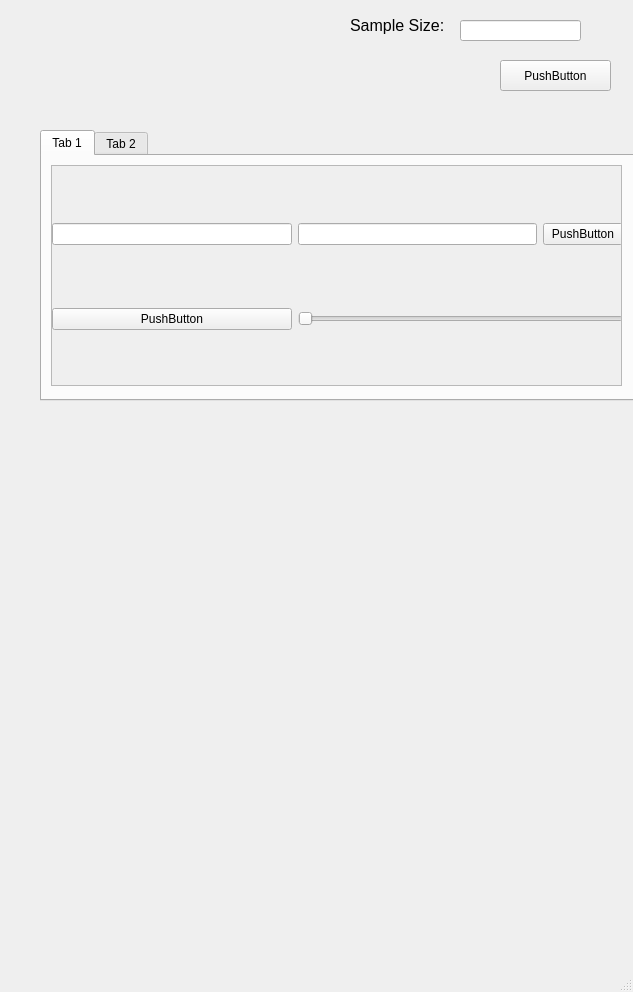
Above: _04_Solution_Spaces/_100_design_space_projection/gui_main_designer.ui from Surya-Vamshi/Product-Family-Design before the change. Below: the same form after it.
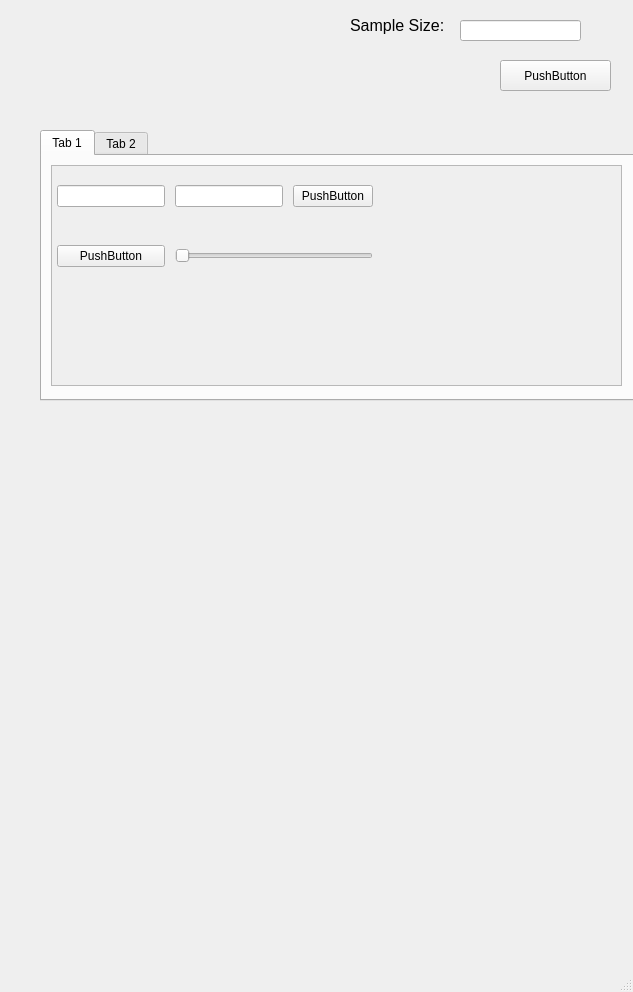
That is the form after the change. Icons and pictures are not drawn.

Commit message: Update: gui_main.py (Design Variables)

```diff
--- a/_04_Solution_Spaces/_100_design_space_projection/gui_main_designer.ui
+++ b/_04_Solution_Spaces/_100_design_space_projection/gui_main_designer.ui
@@ -84,11 +84,29 @@
          <rect>
           <x>0</x>
           <y>0</y>
-          <width>571</width>
+          <width>1160</width>
           <height>221</height>
          </rect>
         </property>
-        <layout class="QGridLayout" name="DV_Grid">
+        <layout class="QGridLayout" name="DV_Grid" rowminimumheight="50,50" columnminimumwidth="0,0,0">
+         <property name="sizeConstraint">
+          <enum>QLayout::SetFixedSize</enum>
+         </property>
+         <property name="leftMargin">
+          <number>5</number>
+         </property>
+         <property name="topMargin">
+          <number>5</number>
+         </property>
+         <property name="rightMargin">
+          <number>5</number>
+         </property>
+         <property name="bottomMargin">
+          <number>5</number>
+         </property>
+         <property name="spacing">
+          <number>10</number>
+         </property>
          <item row="0" column="1">
           <widget class="QLineEdit" name="lineEdit_3"/>
          </item>
```
Left out of the diff: 10 changed lines with no effect on the pictures. The commit also changes 1 other file.
